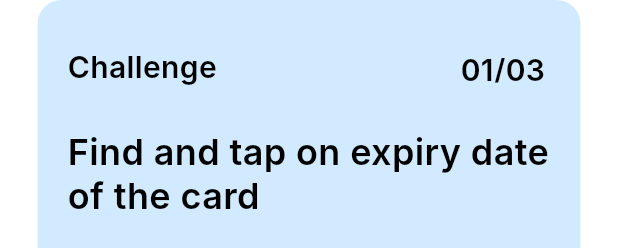
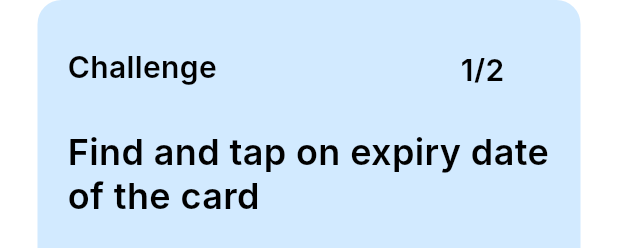
Before and after one commit to chandniswarnkar/lcc_amplify_app, a Flutter app: the KYCBottomPage widget shown alone on an empty page, opened directly with empty values, on a phone screen of 412 x 824 dp. Shown: the top 248 px of the screen. Run offline on Flutter 3.47's test engine with Material 3 defaults, Android fonts, the phone set to English and light mode, and no system bars; our stand-ins replace animated_splash_screen, carousel_slider, countup, shared_preferences, video_player; missing offline and left inert: amplify_api, amplify_core, amplify_flutter, animated_reorderable_list, flippy; accounts and stored records are empty; Roboto replaces fonts that are missing (Inter).

Commit message:
challenmge text change 1/2 and 2/2

```diff
--- a/lib/kyc_bottom_card.dart
+++ b/lib/kyc_bottom_card.dart
@@ -73,10 +73,10 @@ class _KYCBottomPageState extends State<KYCBottomPage> {
                         height: 260,
                         child: widget.isLevelOneCompleted  ?
                             widget.isLevelTwoPresented ?
-                            CardQuestionComponent( questionNumber: '02/03', questionDescription: 'Move around your card and find \'CVV\' number',
+                            CardQuestionComponent( questionNumber: '2/2', questionDescription: 'Move around your card and find \'CVV\' number',
                                     bgColor: Color(0xFFDFBEEE), showCompletedStatus: false) :
                               Stack(children: [
-                                 CardQuestionComponent( questionNumber: '01/03', questionDescription: 'Find and tap on expiry date of the card',
+                                 CardQuestionComponent( questionNumber: '1/2', questionDescription: 'Find and tap on expiry date of the card',
                           bgColor: Color(0xFFD2EAFF), showCompletedStatus: true,
                           key:UniqueKey(),),
                                 Container(
@@ -92,7 +92,7 @@ class _KYCBottomPageState extends State<KYCBottomPage> {
                                 ),
                               ])
 
-                            :  CardQuestionComponent( questionNumber: '01/03', questionDescription: 'Find and tap on expiry date of the card',
+                            :  CardQuestionComponent( questionNumber: '1/2', questionDescription: 'Find and tap on expiry date of the card',
                     bgColor: Color(0xFFD2EAFF), showCompletedStatus: false)
                     ),
 
```
